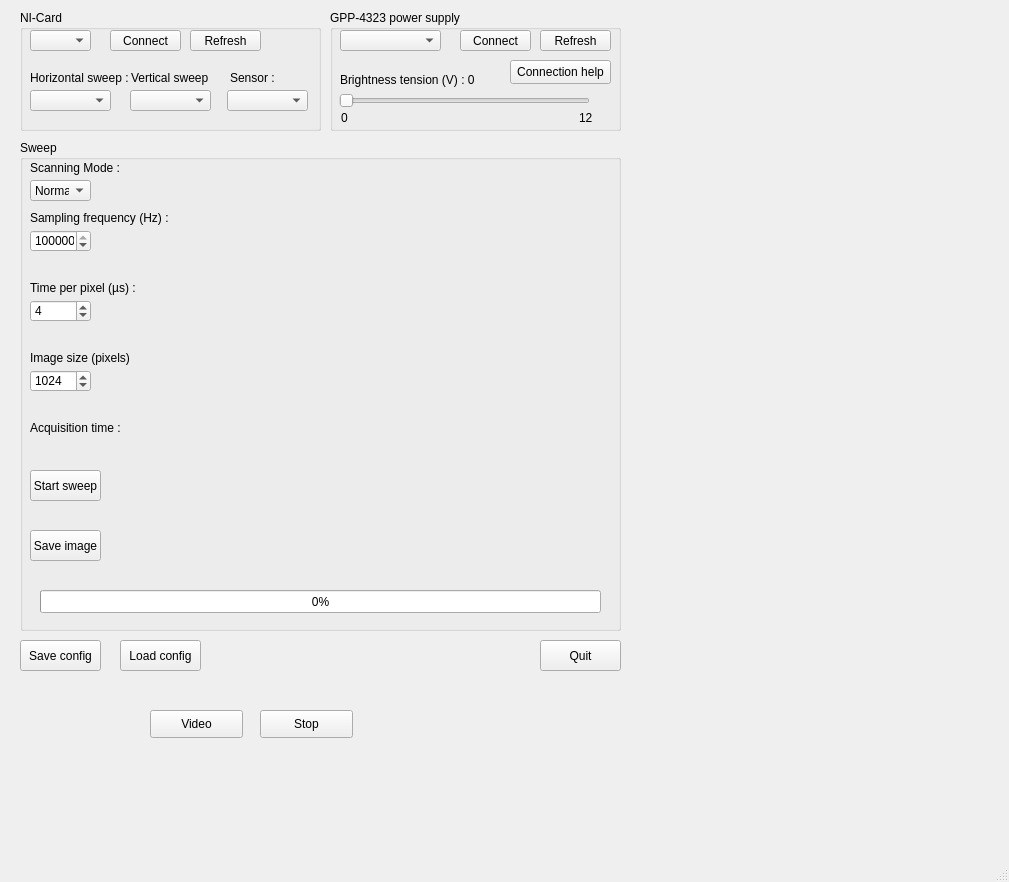
This is Python/OPC_FIB_20_03_24/final.ui in Simoooooooooon/OptiqueParticulesChargees as Qt 5 draws it before an edit. The edited form follows.
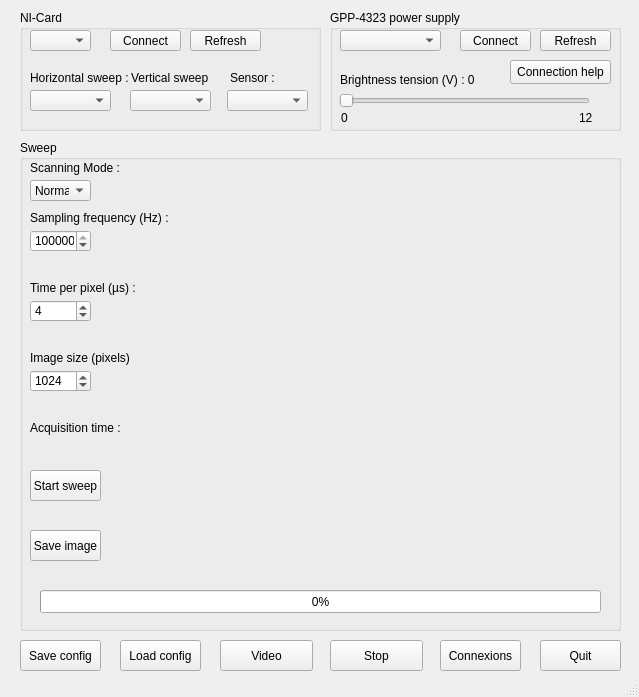
This is the edited form.

```diff
--- a/Python/OPC_FIB_20_03_24/final.ui
+++ b/Python/OPC_FIB_20_03_24/final.ui
@@ -6,8 +6,8 @@
    <rect>
     <x>0</x>
     <y>0</y>
-    <width>1009</width>
-    <height>882</height>
+    <width>639</width>
+    <height>697</height>
    </rect>
   </property>
   <property name="windowTitle">
@@ -546,10 +546,10 @@
    <widget class="QPushButton" name="pushButton_video">
     <property name="geometry">
      <rect>
-      <x>150</x>
-      <y>710</y>
+      <x>220</x>
+      <y>640</y>
       <width>93</width>
-      <height>28</height>
+      <height>31</height>
      </rect>
     </property>
     <property name="text">
@@ -559,16 +559,36 @@
    <widget class="QPushButton" name="pushButton_stopvideo">
     <property name="geometry">
      <rect>
-      <x>260</x>
-      <y>710</y>
+      <x>330</x>
+      <y>640</y>
       <width>93</width>
-      <height>28</height>
+      <height>31</height>
      </rect>
     </property>
     <property name="text">
      <string>Stop</string>
     </property>
    </widget>
+   <widget class="QPushButton" name="pushButton_connections">
+    <property name="geometry">
+     <rect>
+      <x>440</x>
+      <y>640</y>
+      <width>81</width>
+      <height>31</height>
+     </rect>
+    </property>
+    <property name="font">
+     <font>
+      <family>MS Shell Dlg 2</family>
+      <weight>50</weight>
+      <bold>false</bold>
+     </font>
+    </property>
+    <property name="text">
+     <string>Connexions</string>
+    </property>
+   </widget>
   </widget>
   <widget class="QMenuBar" name="menubar">
    <property name="geometry">
```
Left out of the diff: 4 changed lines with no effect on the pictures.
